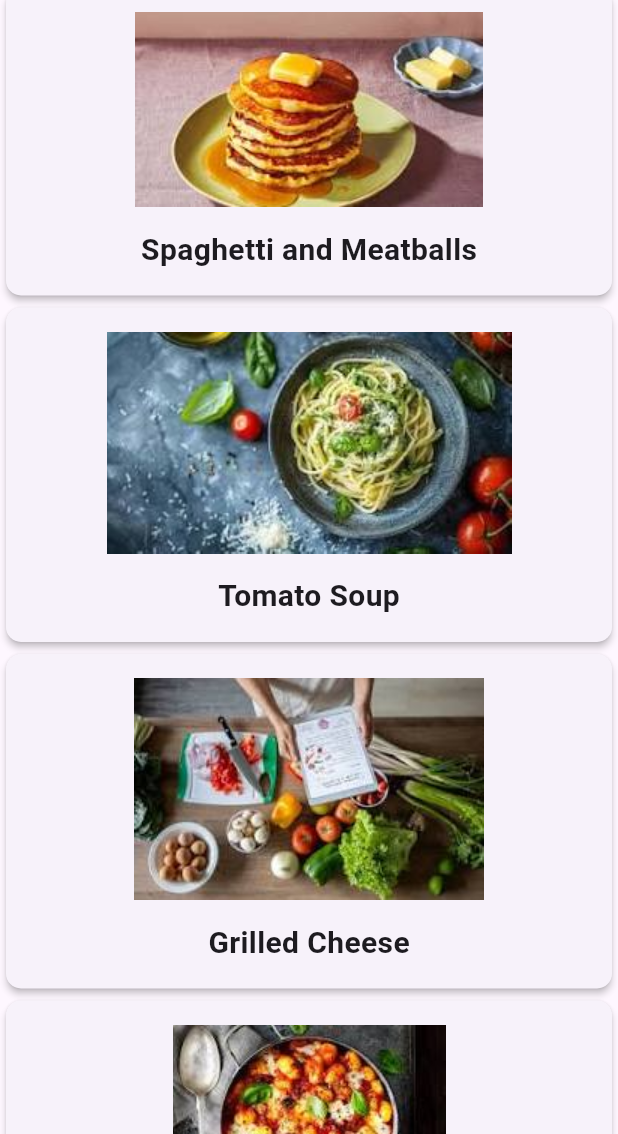
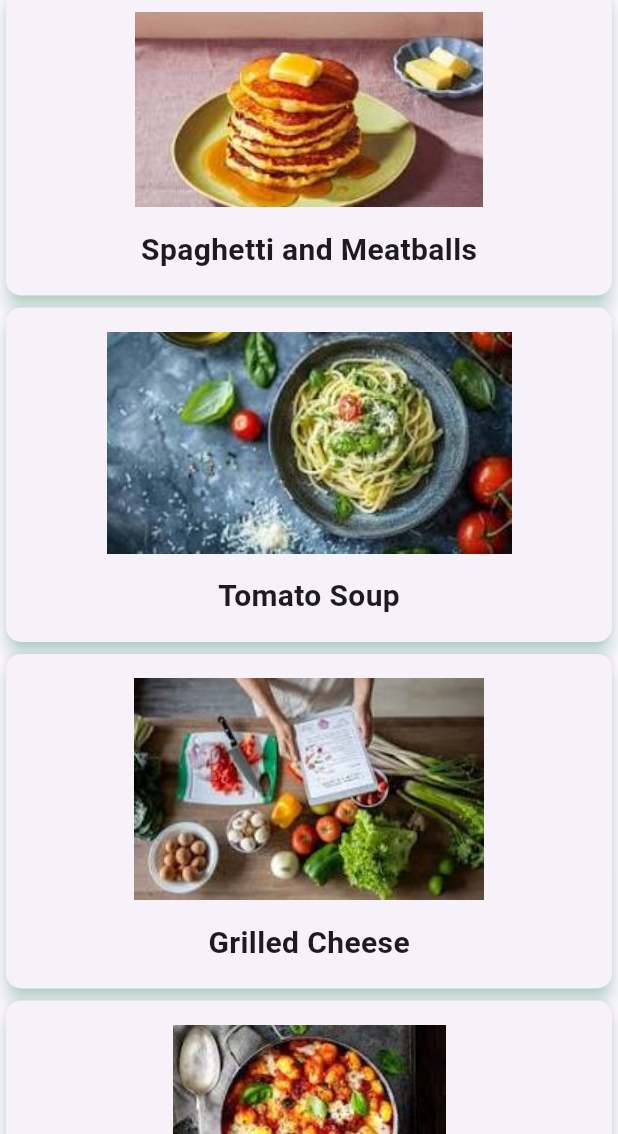
Before and after one commit to MaxiFine/recipe_app, a Flutter app: the screen it shows after launch, on a phone screen of 412 x 824 dp, the part 102-1236 px from its top. Run offline on Flutter 3.47's test engine with Material 3 defaults, Android fonts, the phone set to English and light mode, and no system bars; Roboto replaces fonts that are missing (Palatino).

Commit message:
added styling to card and navigation to details page

```diff
--- a/lib/main.dart
+++ b/lib/main.dart
@@ -15,7 +15,7 @@ class RecipeApp extends StatelessWidget {
       debugShowCheckedModeBanner: false,
       theme: theme.copyWith(
         colorScheme: theme.colorScheme.copyWith(
-          primary: Colors.grey,
+          primary: Colors.blue,
           secondary: Colors.black,
           // background: Colors.white,
           // error: Colors.red,
@@ -47,7 +47,19 @@ class _MyHomePageState extends State<MyHomePage> {
         child: ListView.builder(
           itemCount: Recipe.samples.length,
           itemBuilder: (BuildContext context, int index) {
-            return buildRecipeCard(Recipe.samples[index]);
+            return GestureDetector(
+              onTap: () {
+                Navigator.push(
+                  context,
+                  MaterialPageRoute(
+                    builder: (context) {
+                      return Text("Detail page");
+                    },
+                  ),
+                );
+              },
+              child: buildRecipeCard(Recipe.samples[index]),
+            );
           },
         ),
       ),
@@ -56,7 +68,9 @@ class _MyHomePageState extends State<MyHomePage> {
 
   Widget buildRecipeCard(Recipe recipe) {
     return Card(
-      elevation: 2.0,
+      elevation: 5.0,
+      shadowColor: const Color.fromARGB(255, 156, 253, 213),
+      clipBehavior: Clip.antiAlias,
       shape: RoundedRectangleBorder(borderRadius: BorderRadius.circular(10.0)),
       child: Padding(
         padding: const EdgeInsets.all(16.0),
```
